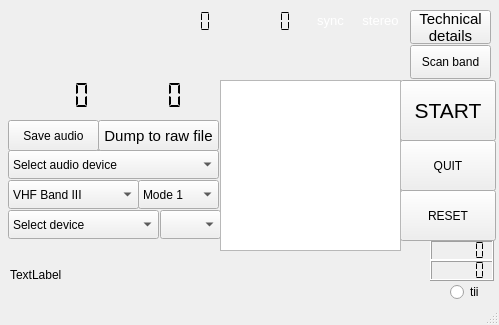
Old version of the form forms/dabradio.ui in the repository JvanKatwijk/qt-dab.
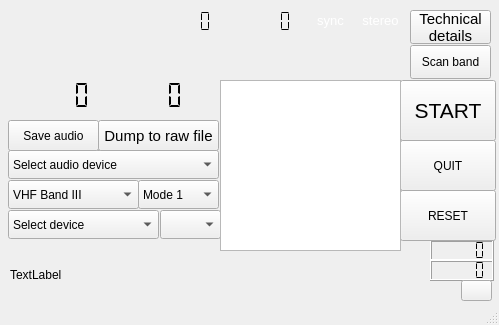
New version of the form.

What changed in the file:
```diff
--- a/forms/dabradio.ui
+++ b/forms/dabradio.ui
@@ -635,17 +635,17 @@
      <string/>
     </property>
    </widget>
-   <widget class="QRadioButton" name="tii_button">
+   <widget class="QPushButton" name="tii_button">
     <property name="geometry">
      <rect>
-      <x>450</x>
+      <x>461</x>
       <y>280</y>
-      <width>41</width>
-      <height>24</height>
+      <width>31</width>
+      <height>21</height>
      </rect>
     </property>
     <property name="text">
-     <string>tii</string>
+     <string/>
     </property>
    </widget>
   </widget>
```
